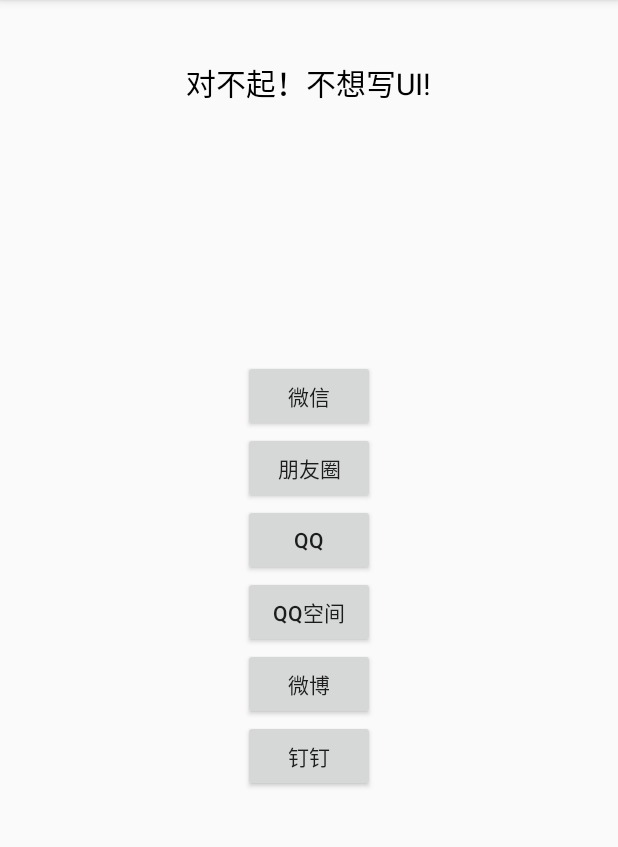
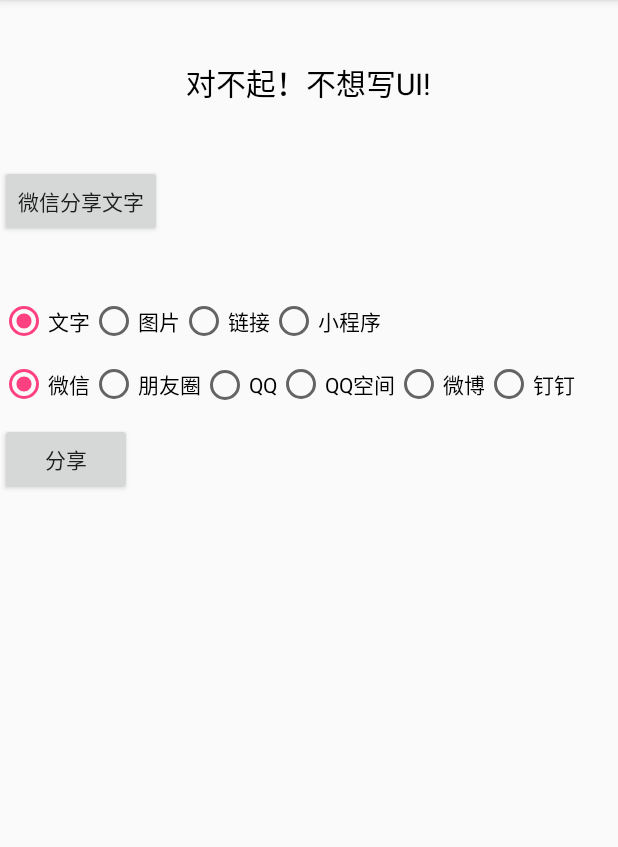
Before and after one commit to gentrio/SocialGo, an Android app: the screen it shows after launch (MainActivity), on a phone screen of 412 x 824 dp, the part 84-931 px from its top. Run offline under Robolectric (Android 15) with nearby library versions, the phone set to English and light mode, and no system bars.

Commit message:
:sun_with_face: add demo

```diff
--- a/build.gradle
+++ b/build.gradle
@@ -8,7 +8,7 @@ buildscript {
     }
     dependencies {
         classpath 'com.android.tools.build:gradle:3.1.4'
-        classpath 'com.github.dcendents:android-maven-gradle-plugin:2.1'
+        classpath 'com.github.dcendents:android-maven-gradle-plugin:2.0'
         classpath 'com.jfrog.bintray.gradle:gradle-bintray-plugin:1.8.0'
 
         // NOTE: Do not place your application dependencies here; they belong
--- a/gradle.properties
+++ b/gradle.properties
@@ -13,4 +13,4 @@ org.gradle.jvmargs=-Xmx1536m
 # org.gradle.parallel=true
 GROUP=com.gentriolee.socialgo
 VERSION_NAME = 1.1.0
-IS_LOCAL = false
+IS_LOCAL = true
--- a/sample/src/main/java/com/gentriolee/sample/MainActivity.java
+++ b/sample/src/main/java/com/gentriolee/sample/MainActivity.java
@@ -1,19 +1,18 @@
 package com.gentriolee.sample;
 
 import android.content.Intent;
-import android.graphics.Bitmap;
 import android.graphics.BitmapFactory;
 import android.os.Bundle;
 import android.support.annotation.Nullable;
 import android.support.v7.app.AppCompatActivity;
 import android.util.Log;
+import android.view.View;
+import android.widget.RadioGroup;
+import android.widget.Toast;
 
 import com.gentriolee.sharego.core.ShareGo;
 import com.gentriolee.sharego.core.callback.SocialShareCallback;
-import com.gentriolee.sharego.core.entities.DDShareEntity;
-import com.gentriolee.sharego.core.entities.QQShareEntity;
 import com.gentriolee.sharego.core.entities.ShareEntity;
-import com.gentriolee.sharego.core.entities.WBShareEntity;
 import com.gentriolee.sharego.core.entities.WXShareEntity;
 import com.gentriolee.socialgo.core.SocialGo;
 
@@ -21,46 +20,96 @@ public class MainActivity extends AppCompatActivity {
 
     private static final String TAG = "Social_Sample";
 
+    private static final String TITLE = "title";
+
+    private static final String DESC = "DESC";
+
+    private static final String LINK = "https://www.gentriolee.com";
+
     @Override
     protected void onCreate(Bundle savedInstanceState) {
         super.onCreate(savedInstanceState);
         setContentView(R.layout.activity_main);
 
-        Bitmap bitmap = BitmapFactory.decodeResource(getResources(), R.mipmap.ic_launcher);
-        ShareGo shareGo = ShareGo.getInstance();
+        //两种使用方法 本质上没有差别 只是从理解上更直接
+        shareOneMethod();
+        shareTwoMethod();
+    }
 
-        findViewById(R.id.wechat).setOnClickListener(v -> {
-            ShareEntity shareEntity = WXShareEntity.createImageInfo(false, bitmap);
-            shareGo.shareWX(this, shareEntity, socialShareCallback);
-        });
-
-        findViewById(R.id.friend_circle).setOnClickListener(v -> {
-            ShareEntity shareEntity = WXShareEntity.createImageInfo(true, bitmap);
-            shareGo.shareWX(this, shareEntity, socialShareCallback);
-        });
-
-        findViewById(R.id.qq).setOnClickListener(v -> {
-            ShareEntity shareEntity = QQShareEntity.createImageInfo(bitmap);
-            shareGo.shareQQ(this, shareEntity, socialShareCallback);
-        });
-
-        findViewById(R.id.qzone).setOnClickListener(v -> {
-            ShareEntity shareEntity = QQShareEntity.createImageInfoToQZone(bitmap);
-            shareGo.shareQQ(this, shareEntity, socialShareCallback);
-        });
-
-        findViewById(R.id.weibo).setOnClickListener(v -> {
-            ShareEntity shareEntity = WBShareEntity.createImageTextInfo(bitmap, "");
-            shareGo.shareWB(this, shareEntity, socialShareCallback);
-        });
-
-        findViewById(R.id.ding_talk).setOnClickListener(v -> {
-            ShareEntity shareEntity = DDShareEntity.createImageInfo(bitmap);
-            shareGo.shareDD(this, shareEntity, socialShareCallback);
+    /**
+     * 分享类型和分享方式固定 可使用该方式
+     */
+    private void shareOneMethod() {
+        findViewById(R.id.btn_wechat_share_text).setOnClickListener(new View.OnClickListener() {
+            @Override
+            public void onClick(View v) {
+                try{
+                    ShareGo.getInstance().shareWX(MainActivity.this, WXShareEntity.createTextInfo(TITLE), mSocialShareCallback);
+                }catch (Exception e) {
+                    Toast.makeText(MainActivity.this, "Sample 未提供第三方分享id进行测试", Toast.LENGTH_SHORT).show();
+                }
+            }
         });
     }
 
-    private SocialShareCallback socialShareCallback = new SocialShareCallback() {
+    /**
+     * 分享类型和分享方式 动态改变 可使用该方式
+     */
+    private void shareTwoMethod() {
+        RadioGroup shareTypeRg = findViewById(R.id.rg_type);
+        RadioGroup shareTargetRg = findViewById(R.id.rg_target);
+        findViewById(R.id.btn_share).setOnClickListener(new View.OnClickListener() {
+            @Override
+            public void onClick(View v) {
+                int target = ShareGo.TARGET_WX;
+                switch (shareTargetRg.getCheckedRadioButtonId()) {
+                    case R.id.rb_wechat:
+                        target = ShareGo.TARGET_WX;
+                        break;
+                    case R.id.rb_friend_circle:
+                        target = ShareGo.TARGET_WX_TIMELINE;
+                        break;
+                    case R.id.rb_qq:
+                        target = ShareGo.TARGET_QQ;
+                        break;
+                    case R.id.rb_qq_zone:
+                        target = ShareGo.TARGET_QQ_ZONE;
+                        break;
+                    case R.id.rb_weibo:
+                        target = ShareGo.TARGET_WB;
+                        break;
+                    case R.id.rb_ding_talk:
+                        target = ShareGo.TARGET_DD;
+                        break;
+                }
+
+                ShareEntity shareEntity = null;
+                switch (shareTypeRg.getCheckedRadioButtonId()) {
+                    case R.id.rb_text:
+                        shareEntity = ShareEntity.createTextInfo(target, TITLE);
+                        break;
+                    case R.id.rb_img:
+                        shareEntity = ShareEntity.createImageInfo(target, BitmapFactory.decodeResource(getResources(), R.mipmap.ic_launcher));
+                        break;
+                    case R.id.rb_link:
+                        shareEntity = ShareEntity.createWebInfo(target, TITLE, DESC, LINK, BitmapFactory.decodeResource(getResources(), R.mipmap.ic_launcher));
+                        break;
+                    case R.id.rb_mini_app:
+                        if (target == ShareGo.TARGET_WX) {
+                            shareEntity = WXShareEntity.createMiniAppInfo(true, "", "", "", "", "", null);
+                        }
+                        break;
+                }
+                try{
+                    ShareGo.getInstance().share(MainActivity.this, shareEntity, mSocialShareCallback);
+                }catch (Exception e) {
+                    Toast.makeText(MainActivity.this, "Sample 未提供第三方分享id进行测试", Toast.LENGTH_SHORT).show();
+                }
+            }
+        });
+    }
+
+    private SocialShareCallback mSocialShareCallback = new SocialShareCallback() {
         @Override
         public void shareSuccess() {
             Log.d(TAG, "success:" + String.valueOf(getShareType()));
--- a/sample/src/main/res/layout/activity_main.xml
+++ b/sample/src/main/res/layout/activity_main.xml
@@ -1,6 +1,7 @@
 <?xml version="1.0" encoding="utf-8"?>
-<FrameLayout xmlns:android="http://schemas.android.com/apk/res/android"
+<LinearLayout xmlns:android="http://schemas.android.com/apk/res/android"
     xmlns:tools="http://schemas.android.com/tools"
+    android:orientation="vertical"
     android:layout_width="match_parent"
     android:layout_height="match_parent"
     tools:context=".MainActivity">
@@ -14,47 +15,104 @@
         android:layout_width="wrap_content"
         android:layout_height="wrap_content" />
 
-    <LinearLayout
-        android:layout_gravity="center"
-        android:gravity="center"
-        android:orientation="vertical"
+    <Button
+        android:id="@+id/btn_wechat_share_text"
+        android:layout_marginTop="40dp"
+        android:text="微信分享文字"
+        android:layout_width="wrap_content"
+        android:layout_height="wrap_content" />
+
+    <HorizontalScrollView
+        android:scrollbars="none"
+        android:layout_marginTop="40dp"
+        android:layout_width="match_parent"
+        android:layout_height="wrap_content">
+        <RadioGroup
+            android:id="@+id/rg_type"
+            android:orientation="horizontal"
+            android:layout_width="match_parent"
+            android:layout_height="wrap_content">
+
+            <RadioButton
+                android:id="@+id/rb_text"
+                android:text="文字"
+                android:checked="true"
+                android:layout_width="wrap_content"
+                android:layout_height="wrap_content" />
+
+            <RadioButton
+                android:id="@+id/rb_img"
+                android:text="图片"
+                android:layout_width="wrap_content"
+                android:layout_height="wrap_content" />
+
+            <RadioButton
+                android:id="@+id/rb_link"
+                android:text="链接"
+                android:layout_width="wrap_content"
+                android:layout_height="wrap_content" />
+
+            <RadioButton
+                android:id="@+id/rb_mini_app"
+                android:text="小程序"
+                android:layout_width="wrap_content"
+                android:layout_height="wrap_content" />
+        </RadioGroup>
+    </HorizontalScrollView>
+
+    <HorizontalScrollView
+        android:layout_marginTop="10dp"
+        android:layout_width="match_parent"
+        android:layout_height="wrap_content">
+        <RadioGroup
+            android:id="@+id/rg_target"
+            android:orientation="horizontal"
             android:layout_width="wrap_content"
             android:layout_height="wrap_content">
 
-        <Button
-            android:id="@+id/wechat"
+            <RadioButton
+                android:id="@+id/rb_wechat"
                 android:text="微信"
+                android:checked="true"
                 android:layout_width="wrap_content"
                 android:layout_height="wrap_content" />
 
-        <Button
-            android:id="@+id/friend_circle"
+            <RadioButton
+                android:id="@+id/rb_friend_circle"
                 android:text="朋友圈"
                 android:layout_width="wrap_content"
                 android:layout_height="wrap_content" />
 
-        <Button
-            android:id="@+id/qq"
+            <RadioButton
+                android:id="@+id/rb_qq"
                 android:text="QQ"
                 android:layout_width="wrap_content"
                 android:layout_height="wrap_content" />
 
-        <Button
-            android:id="@+id/qzone"
+            <RadioButton
+                android:id="@+id/rb_qq_zone"
                 android:text="QQ空间"
                 android:layout_width="wrap_content"
                 android:layout_height="wrap_content" />
 
-        <Button
-            android:id="@+id/weibo"
+            <RadioButton
+                android:id="@+id/rb_weibo"
                 android:text="微博"
                 android:layout_width="wrap_content"
                 android:layout_height="wrap_content" />
 
-        <Button
-            android:id="@+id/ding_talk"
+            <RadioButton
+                android:id="@+id/rb_ding_talk"
                 android:text="钉钉"
                 android:layout_width="wrap_content"
                 android:layout_height="wrap_content" />
+        </RadioGroup>
+    </HorizontalScrollView>
+
+    <Button
+        android:id="@+id/btn_share"
+        android:layout_marginTop="10dp"
+        android:text="分享"
+        android:layout_width="wrap_content"
+        android:layout_height="wrap_content" />
 </LinearLayout>
-</FrameLayout>
```
Also changed, not shown: sample/build.gradle (+7 -2 lines), sharego/src/main/java/com/gentriolee/sharego/core/entities/ShareEntity.java (+8 -8 lines). Lines whose indentation alone changed are shown as unchanged.
